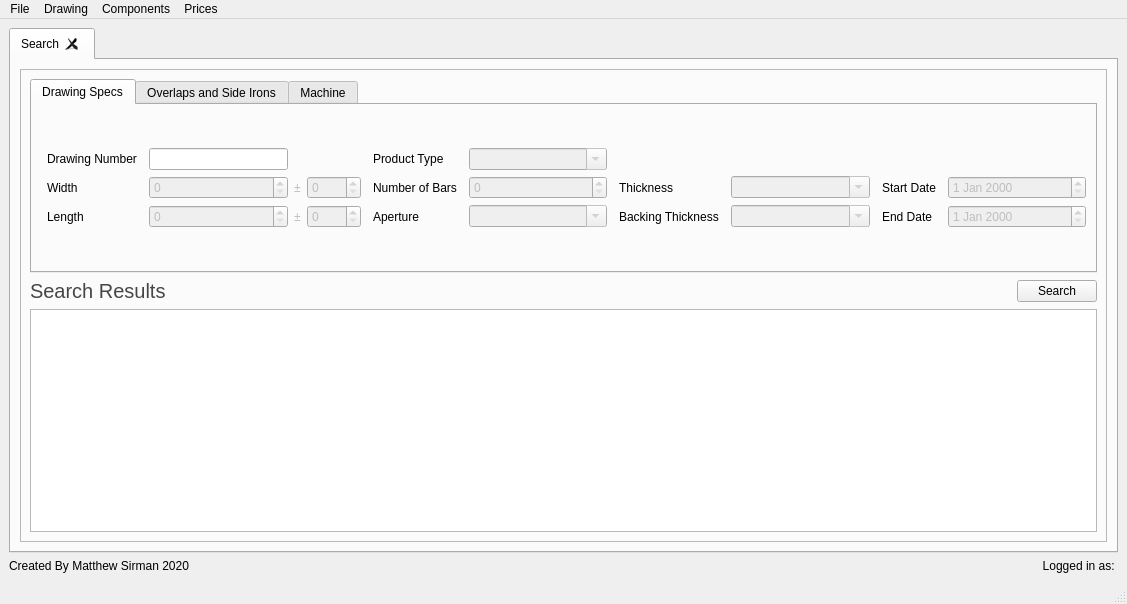
Above: ui/MainMenu.ui from matthew-sirman/database-manager before the change. Below: the same form after it.
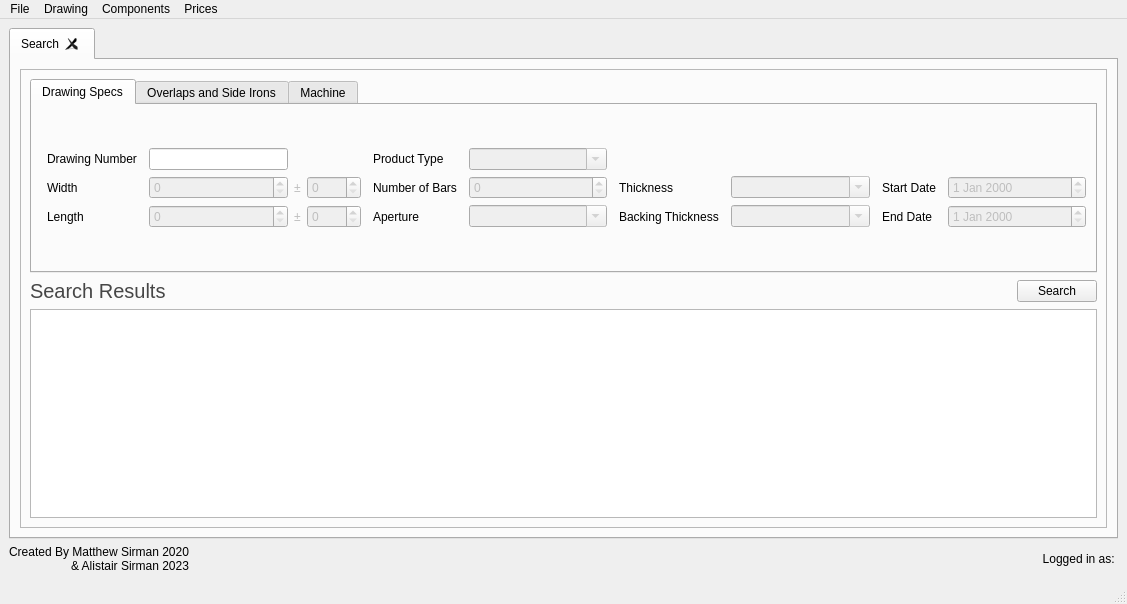
That is the form after the change. Custom widgets are drawn as their Qt base class.

```diff
--- a/ui/MainMenu.ui
+++ b/ui/MainMenu.ui
@@ -1208,10 +1208,27 @@
       <item>
        <widget class="QLabel" name="authorLabel">
         <property name="text">
-         <string>Created By Matthew Sirman 2020</string>
+         <string>Created By Matthew Sirman 2020
+&amp; Alistair Sirman 2023</string>
+        </property>
+        <property name="alignment">
+         <set>Qt::AlignRight|Qt::AlignTrailing|Qt::AlignVCenter</set>
         </property>
        </widget>
       </item>
+      <item>
+       <spacer name="horizontalSpacer">
+        <property name="orientation">
+         <enum>Qt::Horizontal</enum>
+        </property>
+        <property name="sizeHint" stdset="0">
+         <size>
+          <width>40</width>
+          <height>20</height>
+         </size>
+        </property>
+       </spacer>
+      </item>
       <item>
        <widget class="QLabel" name="loggedInAsLabel">
         <property name="text">
```
Left out of the diff: 16 changed lines with no effect on the pictures.
